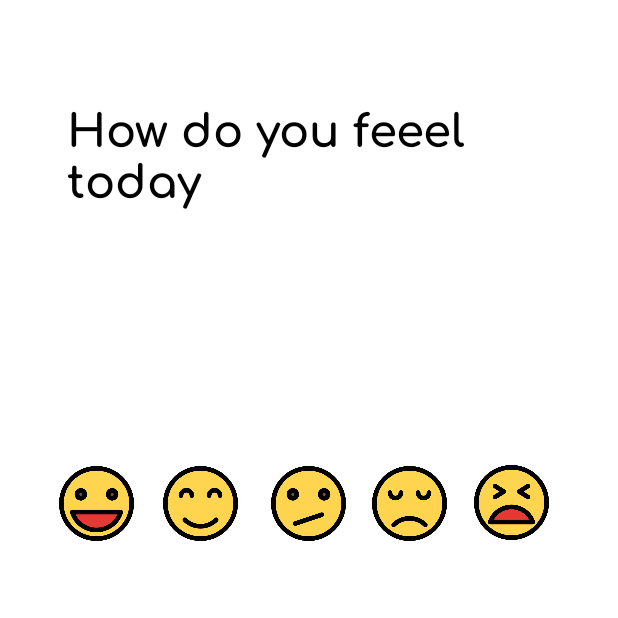
After one commit to jupeeter8/SERO, an Android app: the MoodTracker screen opened directly, with no data from a screen before it, on a phone screen of 412 x 824 dp, the top half of it. The commit adds this screen. Run offline under Robolectric (Android 15) with nearby library versions, the phone set to English and light mode, and no system bars; our stand-ins replace Firebase (no records; nobody signed in at launch, a user with empty details on screens opened directly).

Commit message:
updated mood tracker

```diff
--- a/app/src/main/AndroidManifest.xml
+++ b/app/src/main/AndroidManifest.xml
@@ -13,7 +13,8 @@
         android:roundIcon="@mipmap/ic_launcher_round"
         android:supportsRtl="true"
         android:theme="@style/Theme.Serobeta0">
-        <activity android:name=".DepressionTestActivity"></activity>
+        <activity android:name=".MoodTracker"></activity>
+        <activity android:name=".DepressionTestActivity" />
         <activity android:name=".PostComments" />
         <activity android:name=".NewPost" />
         <activity android:name=".Setup" />
--- a/app/src/main/java/com/example/serobeta0/MainActivity.java
+++ b/app/src/main/java/com/example/serobeta0/MainActivity.java
@@ -138,6 +138,10 @@ public class MainActivity extends AppCompatActivity {
                 startActivity(test);
                 return true;
 
+            case R.id.mainMoodBtn:
+                Intent moodIntent = new Intent(MainActivity.this, MoodTracker.class);
+                startActivity(moodIntent);
+                return true;
 
             default:
                 return false;
--- /dev/null
+++ b/app/src/main/java/com/example/serobeta0/MoodTracker.java
@@ -0,0 +1,184 @@
+package com.example.serobeta0;
+
+import androidx.annotation.NonNull;
+import androidx.annotation.Nullable;
+import androidx.appcompat.app.AppCompatActivity;
+
+import android.os.Bundle;
+import android.view.View;
+import android.widget.ImageView;
+import android.widget.Toast;
+
+import com.google.android.gms.tasks.OnCompleteListener;
+import com.google.android.gms.tasks.Task;
+import com.google.firebase.auth.FirebaseAuth;
+import com.google.firebase.firestore.DocumentChange;
+import com.google.firebase.firestore.DocumentReference;
+import com.google.firebase.firestore.DocumentSnapshot;
+import com.google.firebase.firestore.EventListener;
+import com.google.firebase.firestore.FirebaseFirestore;
+import com.google.firebase.firestore.FirebaseFirestoreException;
+
+import java.text.SimpleDateFormat;
+import java.util.ArrayList;
+import java.util.Date;
+import java.util.HashMap;
+import java.util.List;
+import java.util.Locale;
+import java.util.Map;
+
+public class MoodTracker extends AppCompatActivity {
+
+    private ImageView rad, happy, meh, sad, awful;
+    private FirebaseAuth mAuth;
+    private FirebaseFirestore firestore;
+    private String currentUser;
+    private List<Integer> moodList = new ArrayList<Integer>();
+
+    @Override
+    protected void onCreate(Bundle savedInstanceState) {
+        super.onCreate(savedInstanceState);
+        setContentView(R.layout.activity_mood_tracker);
+
+        rad = findViewById(R.id.moodRad);
+        happy = findViewById(R.id.moodHappy);
+        meh = findViewById(R.id.moodMeh);
+        sad = findViewById(R.id.moodSad);
+        awful = findViewById(R.id.moodAwful);
+
+        firestore = FirebaseFirestore.getInstance();
+        mAuth = FirebaseAuth.getInstance();
+        currentUser = mAuth.getCurrentUser().getUid();
+
+
+        rad.setOnClickListener(new View.OnClickListener() {
+            @Override
+            public void onClick(View v) {
+
+                SimpleDateFormat sdf = new SimpleDateFormat("ddMMyy", Locale.getDefault());
+                String currentDateandTime = sdf.format(new Date());
+
+                Map<String, Object>MoodMap = new HashMap<>();
+                MoodMap.put("val", 0);
+
+                firestore.collection("Mood").document(currentUser).collection(currentDateandTime).document(currentDateandTime).set(MoodMap).addOnCompleteListener(new OnCompleteListener<Void>() {
+                    @Override
+                    public void onComplete(@NonNull  Task<Void> task) {
+                        if (task.isSuccessful()){
+                            Toast.makeText(MoodTracker.this, "Mood Updated", Toast.LENGTH_SHORT).show();
+                        } else {
+                            String e = task.getException().getMessage();
+                            Toast.makeText(MoodTracker.this, e, Toast.LENGTH_SHORT).show();
+                        }
+                    }
+                });
+
+
+            }
+        });
+
+        happy.setOnClickListener(new View.OnClickListener() {
+            @Override
+            public void onClick(View v) {
+
+                SimpleDateFormat sdf = new SimpleDateFormat("ddMMyy", Locale.getDefault());
+                String currentDateandTime = sdf.format(new Date());
+
+                Map<String, Object>MoodMap = new HashMap<>();
+                MoodMap.put("val", 1);
+
+                firestore.collection("Mood").document(currentUser).collection(currentDateandTime).document(currentDateandTime).set(MoodMap).addOnCompleteListener(new OnCompleteListener<Void>() {
+                    @Override
+                    public void onComplete(@NonNull  Task<Void> task) {
+                        if (task.isSuccessful()){
+                            Toast.makeText(MoodTracker.this, "Mood Updated", Toast.LENGTH_SHORT).show();
+                        } else {
+                            String e = task.getException().getMessage();
+                            Toast.makeText(MoodTracker.this, e, Toast.LENGTH_SHORT).show();
+                        }
+                    }
+                });
+
+            }
+        });
+
+        meh.setOnClickListener(new View.OnClickListener() {
+            @Override
+            public void onClick(View v) {
+
+                SimpleDateFormat sdf = new SimpleDateFormat("ddMMyy", Locale.getDefault());
+                String currentDateandTime = sdf.format(new Date());
+
+                Map<String, Object>MoodMap = new HashMap<>();
+                MoodMap.put("val", 2);
+
+                firestore.collection("Mood").document(currentUser).collection(currentDateandTime).document(currentDateandTime).set(MoodMap).addOnCompleteListener(new OnCompleteListener<Void>() {
+                    @Override
+                    public void onComplete(@NonNull  Task<Void> task) {
+                        if (task.isSuccessful()){
+                            Toast.makeText(MoodTracker.this, "Mood Updated", Toast.LENGTH_SHORT).show();
+                        } else {
+                            String e = task.getException().getMessage();
+                            Toast.makeText(MoodTracker.this, e, Toast.LENGTH_SHORT).show();
+                        }
+                    }
+                });
+
+            }
+        });
+
+        sad.setOnClickListener(new View.OnClickListener() {
+            @Override
+            public void onClick(View v) {
+
+                SimpleDateFormat sdf = new SimpleDateFormat("ddMMyy", Locale.getDefault());
+                String currentDateandTime = sdf.format(new Date());
+
+                Map<String, Object>MoodMap = new HashMap<>();
+                MoodMap.put("val", 3);
+
+                firestore.collection("Mood").document(currentUser).collection(currentDateandTime).document(currentDateandTime).set(MoodMap).addOnCompleteListener(new OnCompleteListener<Void>() {
+                    @Override
+                    public void onComplete(@NonNull  Task<Void> task) {
+                        if (task.isSuccessful()){
+                            Toast.makeText(MoodTracker.this, "Mood Updated", Toast.LENGTH_SHORT).show();
+                        } else {
+                            String e = task.getException().getMessage();
+                            Toast.makeText(MoodTracker.this, e, Toast.LENGTH_SHORT).show();
+                        }
+                    }
+                });
+
+            }
+        });
+
+        awful.setOnClickListener(new View.OnClickListener() {
+            @Override
+            public void onClick(View v) {
+
+                SimpleDateFormat sdf = new SimpleDateFormat("ddMMyy", Locale.getDefault());
+                String currentDateandTime = sdf.format(new Date());
+
+                Map<String, Object>MoodMap = new HashMap<>();
+                MoodMap.put("val", 4);
+
+                firestore.collection("Mood").document(currentUser).collection(currentDateandTime).document(currentDateandTime).set(MoodMap).addOnCompleteListener(new OnCompleteListener<Void>() {
+                    @Override
+                    public void onComplete(@NonNull  Task<Void> task) {
+                        if (task.isSuccessful()){
+                            Toast.makeText(MoodTracker.this, "Mood Updated", Toast.LENGTH_SHORT).show();
+                        } else {
+                            String e = task.getException().getMessage();
+                            Toast.makeText(MoodTracker.this, e, Toast.LENGTH_SHORT).show();
+                        }
+                    }
+                });
+
+            }
+        });
+
+
+        //firestore.collection("Mood").document(currentUser)
+
+    }
+}
--- a/app/src/main/java/com/example/serobeta0/PostComments.java
+++ b/app/src/main/java/com/example/serobeta0/PostComments.java
@@ -44,8 +44,6 @@ public class PostComments extends AppCompatActivity {
     private CommentAdap commentAdap;
 
 
-
-
     @Override
     protected void onCreate(Bundle savedInstanceState) {
         super.onCreate(savedInstanceState);
@@ -89,7 +87,6 @@ public class PostComments extends AppCompatActivity {
                             commentAdap.notifyDataSetChanged();
 
 
-
                         }
                     }
 
--- /dev/null
+++ b/app/src/main/res/layout/activity_mood_tracker.xml
@@ -0,0 +1,74 @@
+<?xml version="1.0" encoding="utf-8"?>
+<androidx.constraintlayout.widget.ConstraintLayout xmlns:android="http://schemas.android.com/apk/res/android"
+    xmlns:app="http://schemas.android.com/apk/res-auto"
+    xmlns:tools="http://schemas.android.com/tools"
+    android:layout_width="match_parent"
+    android:layout_height="match_parent"
+    tools:context=".MoodTracker">
+
+    <TextView
+        android:id="@+id/textView2"
+        android:layout_width="wrap_content"
+        android:layout_height="wrap_content"
+        android:layout_marginStart="39dp"
+        android:layout_marginTop="60dp"
+        android:layout_marginEnd="96dp"
+        android:fontFamily="@font/comfortaa_bold"
+        android:text="How do you feeel\ntoday"
+        android:textColor="?attr/colorSecondaryVariant"
+        android:textSize="30sp"
+        app:layout_constraintEnd_toEndOf="parent"
+        app:layout_constraintStart_toStartOf="parent"
+        app:layout_constraintTop_toTopOf="parent" />
+
+    <ImageView
+        android:id="@+id/moodHappy"
+        android:layout_width="50dp"
+        android:layout_height="50dp"
+        android:layout_marginStart="19dp"
+        android:layout_marginTop="169dp"
+        app:layout_constraintStart_toEndOf="@+id/moodRad"
+        app:layout_constraintTop_toBottomOf="@+id/textView2"
+        app:srcCompat="@drawable/smile" />
+
+    <ImageView
+        android:id="@+id/moodRad"
+        android:layout_width="50dp"
+        android:layout_height="50dp"
+        android:layout_marginStart="39dp"
+        android:layout_marginTop="169dp"
+        app:layout_constraintStart_toStartOf="parent"
+        app:layout_constraintTop_toBottomOf="@+id/textView2"
+        app:srcCompat="@drawable/rad" />
+
+    <ImageView
+        android:id="@+id/moodMeh"
+        android:layout_width="50dp"
+        android:layout_height="50dp"
+        android:layout_marginStart="22dp"
+        android:layout_marginTop="169dp"
+        app:layout_constraintStart_toEndOf="@+id/moodHappy"
+        app:layout_constraintTop_toBottomOf="@+id/textView2"
+        app:srcCompat="@drawable/meh" />
+
+    <ImageView
+        android:id="@+id/moodSad"
+        android:layout_width="50dp"
+        android:layout_height="50dp"
+        android:layout_marginStart="17dp"
+        android:layout_marginTop="169dp"
+        app:layout_constraintStart_toEndOf="@+id/moodMeh"
+        app:layout_constraintTop_toBottomOf="@+id/textView2"
+        app:srcCompat="@drawable/sad" />
+
+    <ImageView
+        android:id="@+id/moodAwful"
+        android:layout_width="50dp"
+        android:layout_height="50dp"
+        android:layout_marginTop="310dp"
+        android:layout_marginEnd="46dp"
+        app:layout_constraintEnd_toEndOf="parent"
+        app:layout_constraintTop_toTopOf="parent"
+        app:srcCompat="@drawable/awful" />
+
+</androidx.constraintlayout.widget.ConstraintLayout>
--- a/app/src/main/res/menu/main_menu.xml
+++ b/app/src/main/res/menu/main_menu.xml
@@ -8,6 +8,9 @@
         android:title="@string/action_search"
         app:showAsAction="always" />
     <item
+        android:id="@+id/mainMoodBtn"
+        android:title="Mood Tracker" />
+    <item
         android:id="@+id/settingsBtn"
         android:title="@string/action_settings" />
     <item
--- a/app/src/main/res/values-night/themes.xml
+++ b/app/src/main/res/values-night/themes.xml
@@ -7,7 +7,7 @@
         <item name="colorOnPrimary">@color/white</item>
         <!-- Secondary brand color. -->
         <item name="colorSecondary">@color/teal_200</item>
-        <item name="colorSecondaryVariant">@color/black</item>
+        <item name="colorSecondaryVariant">@color/white</item>
         <item name="colorOnSecondary">@color/black</item>
         <!-- Status bar color. -->
         <item name="android:statusBarColor" tools:targetApi="l">?attr/colorPrimary</item>
--- a/app/src/main/res/values/themes.xml
+++ b/app/src/main/res/values/themes.xml
@@ -7,7 +7,7 @@
         <item name="colorOnPrimary">@color/white</item>
         <!-- Secondary brand color. -->
         <item name="colorSecondary">@color/teal_200</item>
-        <item name="colorSecondaryVariant">@color/white</item>
+        <item name="colorSecondaryVariant">@color/black</item>
         <item name="colorOnSecondary">@color/black</item>
         <!-- Status bar color. -->
         <item name="android:statusBarColor" tools:targetApi="l">?attr/colorPrimary</item>
```
Also changed, not shown: app/src/main/res/drawable-xhdpi/awful.png (added), app/src/main/res/drawable-xhdpi/meh.png (added), app/src/main/res/drawable-xhdpi/rad.png (added), app/src/main/res/drawable-xhdpi/sad.png (added), app/src/main/res/drawable-xhdpi/smile.png (added).
